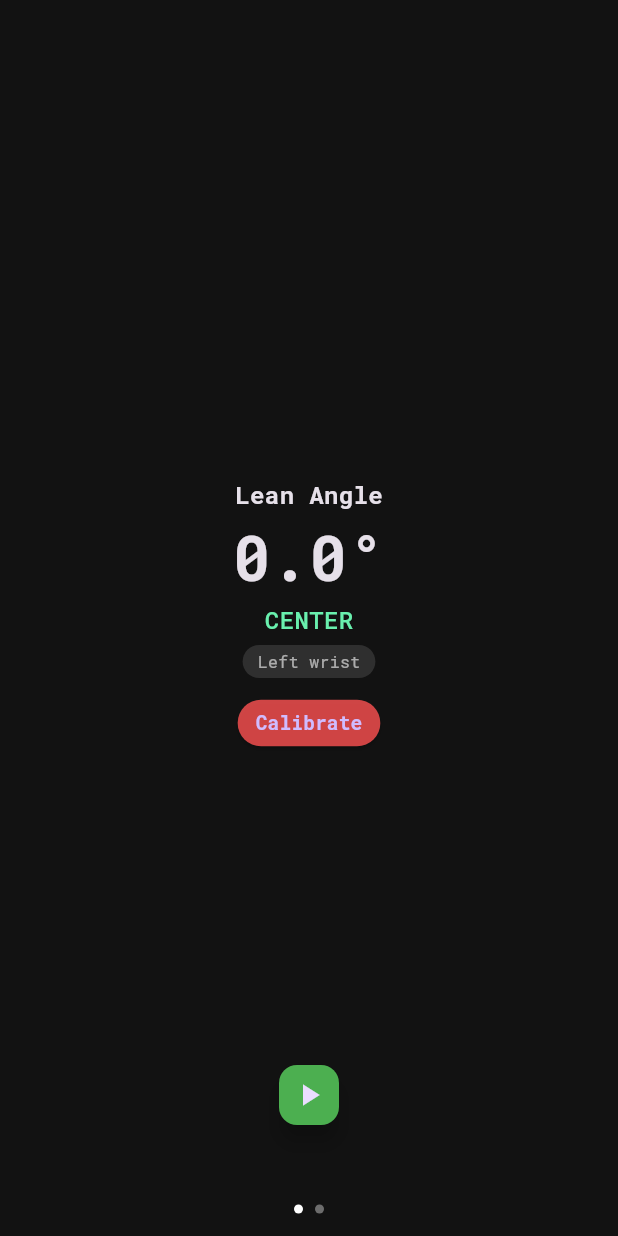
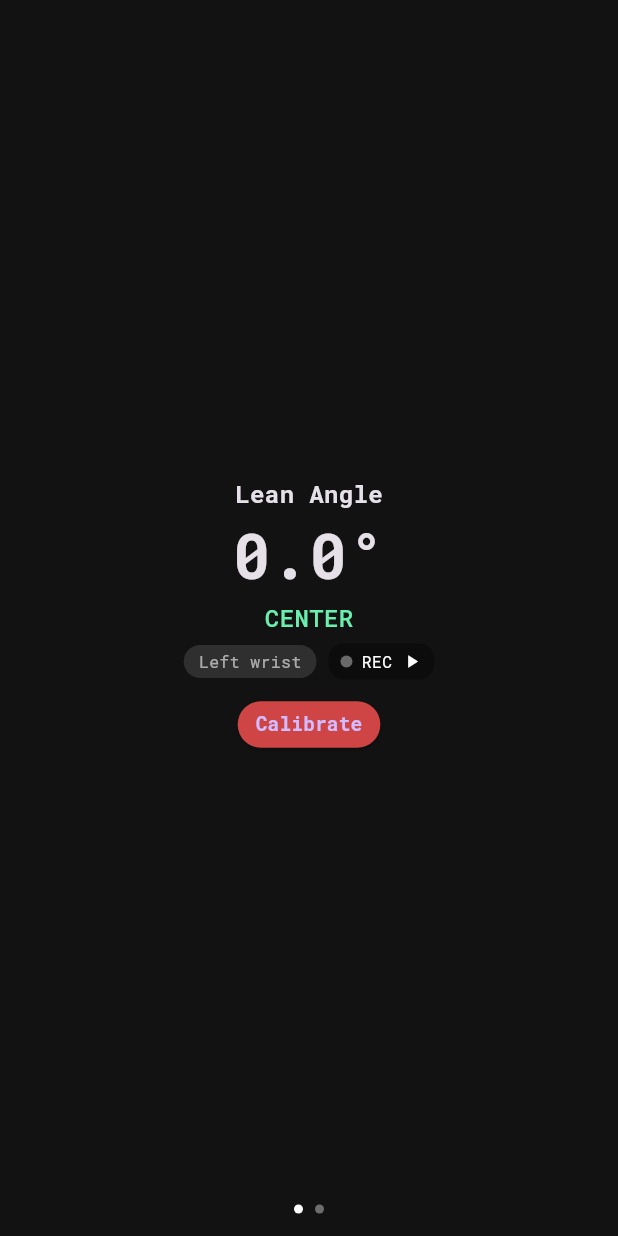
Before and after one commit to red-malone/T-Axis, a Flutter app: the DashboardScreen screen opened directly, on a phone screen of 412 x 824 dp. Run offline on Flutter 3.47's test engine with Material 3 defaults, Android fonts, the phone set to English and light mode, and no system bars; our stand-ins replace firebase_core, geolocator, google_fonts, sensors_plus, sqflite; missing offline and left inert: wear_plus; accounts and stored records are empty; generated files the repository leaves out were written again.

Commit message:
Implement ride recording features: add RideRecorder and MaxSpeedTracker; update dashboard and lean face UI for recording state

```diff
--- /dev/null
+++ b/lib/watch/controllers/max_speed_tracker.dart
@@ -0,0 +1,16 @@
+class MaxSpeedTracker {
+  double _current = 0.0;
+  double _max = 0.0;
+
+  double get current => _current;
+  double get max => _max;
+
+  void update(double speedKmh) {
+    _current = speedKmh;
+    if (speedKmh > _max) _max = speedKmh;
+  }
+
+  void reset() {
+    _max = 0.0;
+  }
+}
--- /dev/null
+++ b/lib/watch/controllers/ride_recorder.dart
@@ -0,0 +1,46 @@
+import 'package:geolocator/geolocator.dart';
+import 'package:t_axis/core/utilities/db_helper.dart';
+
+class RideRecorder {
+  bool _isRecording = false;
+  final List<Map<String, double>> _routeData = [];
+  double _topSpeed = 0.0;
+  double _maxLean = 0.0;
+
+  bool get isRecording => _isRecording;
+  double get topSpeed => _topSpeed;
+  double get maxLean => _maxLean;
+  List<Map<String, double>> get routeData => List.unmodifiable(_routeData);
+
+  void start() {
+    _isRecording = true;
+    _routeData.clear();
+    _topSpeed = 0.0;
+    _maxLean = 0.0;
+  }
+
+  Future<void> stop() async {
+    _isRecording = false;
+    await DatabaseHelper.instance.insertRide(
+      topSpeed: _topSpeed,
+      maxLean: _maxLean,
+      routeData: List<Map<String, double>>.from(_routeData),
+    );
+  }
+
+  void recordAngle(double displayAngle) {
+    if (!_isRecording) return;
+    final double absAngle = displayAngle.abs();
+    if (absAngle > _maxLean) _maxLean = absAngle;
+  }
+
+  void recordPosition(Position position, double cleanSpeed) {
+    if (!_isRecording) return;
+    _routeData.add({
+      'lat': position.latitude,
+      'lng': position.longitude,
+      'speed': cleanSpeed,
+    });
+    if (cleanSpeed > _topSpeed) _topSpeed = cleanSpeed;
+  }
+}
--- a/lib/watch/screens/watch_face/lean_face.dart
+++ b/lib/watch/screens/watch_face/lean_face.dart
@@ -13,6 +13,10 @@ class LeanFace extends StatelessWidget {
   final VoidCallback onCalibrate;
   final ValueChanged<MountingMode> onMountingModeChanged;
   final VoidCallback onFlipHandlebarDirection;
+  // Recording HUD props
+  final bool isRecording;
+  final String recordingLabel;
+  final VoidCallback onToggleRecording;
 
   static const double _deadZone = 0.5;
 
@@ -24,6 +28,9 @@ class LeanFace extends StatelessWidget {
     required this.onCalibrate,
     required this.onMountingModeChanged,
     required this.onFlipHandlebarDirection,
+    this.isRecording = false,
+    this.recordingLabel = 'REC',
+    required this.onToggleRecording,
   });
 
   void _showMountingDialog(BuildContext context) {
@@ -91,13 +98,17 @@ class LeanFace extends StatelessWidget {
             ),
 
             const SizedBox(height: 6), // was 12 — key contributor to overflow
-
-            // Mounting mode badge
+            // Mounting mode badge + recording HUD in a single row
+            Row(
+              mainAxisSize: MainAxisSize.min,
+              children: [
                 GestureDetector(
                   onTap: () => _showMountingDialog(context),
                   child: Container(
-                padding:
-                const EdgeInsets.symmetric(horizontal: 10, vertical: 3),
+                    padding: const EdgeInsets.symmetric(
+                      horizontal: 10,
+                      vertical: 3,
+                    ),
                     decoration: BoxDecoration(
                       color: Colors.white12,
                       borderRadius: BorderRadius.circular(12),
@@ -111,6 +122,56 @@ class LeanFace extends StatelessWidget {
                     ),
                   ),
                 ),
+                const SizedBox(width: 8),
+                // Compact recording HUD (tap to toggle)
+                GestureDetector(
+                  onTap: onToggleRecording,
+                  child: Container(
+                    padding: const EdgeInsets.symmetric(
+                      horizontal: 8,
+                      vertical: 4,
+                    ),
+                    decoration: BoxDecoration(
+                      color: Colors.black.withOpacity(0.35),
+                      borderRadius: BorderRadius.circular(10),
+                    ),
+                    constraints: const BoxConstraints(minWidth: 44),
+                    child: Row(
+                      mainAxisSize: MainAxisSize.min,
+                      children: [
+                        Container(
+                          width: 8,
+                          height: 8,
+                          decoration: BoxDecoration(
+                            color: isRecording
+                                ? Colors.redAccent
+                                : Colors.white38,
+                            shape: BoxShape.circle,
+                          ),
+                        ),
+                        const SizedBox(width: 6),
+                        Flexible(
+                          child: Text(
+                            recordingLabel,
+                            overflow: TextOverflow.ellipsis,
+                            style: GoogleFonts.robotoMono(
+                              fontSize: 11,
+                              color: Colors.white,
+                            ),
+                          ),
+                        ),
+                        const SizedBox(width: 6),
+                        Icon(
+                          isRecording ? Icons.stop : Icons.play_arrow,
+                          size: 14,
+                          color: Colors.white,
+                        ),
+                      ],
+                    ),
+                  ),
+                ),
+              ],
+            ),
 
             const SizedBox(height: 6), // was 10
 
@@ -120,8 +181,10 @@ class LeanFace extends StatelessWidget {
                 backgroundColor: Colors.redAccent.withValues(alpha: 0.8),
                 shape: const StadiumBorder(),
                 minimumSize: const Size(90, 28), // was Size(100,30)
-                padding:
-                const EdgeInsets.symmetric(horizontal: 12, vertical: 6),
+                padding: const EdgeInsets.symmetric(
+                  horizontal: 12,
+                  vertical: 6,
+                ),
               ),
               child: Text(
                 'Calibrate',
```
Also changed, not shown: lib/watch/screens/dashboard_screen.dart (+135 -88 lines). Lines whose indentation alone changed are shown as unchanged.
